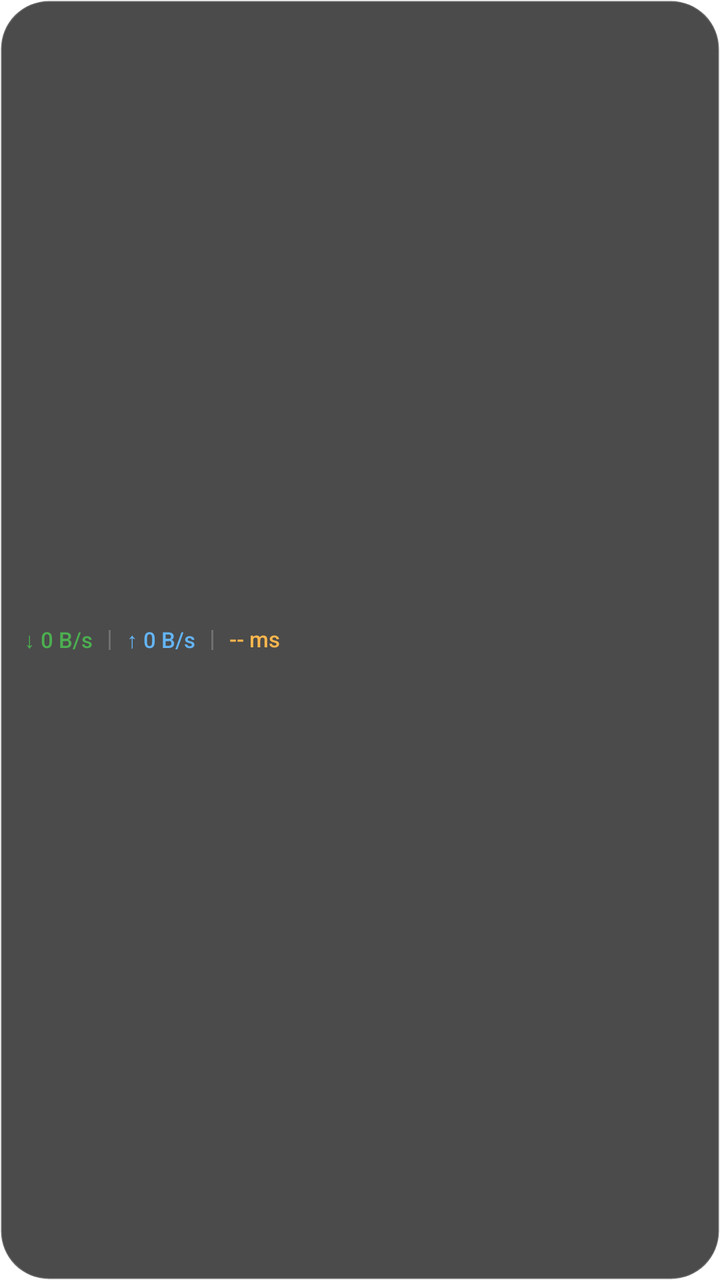
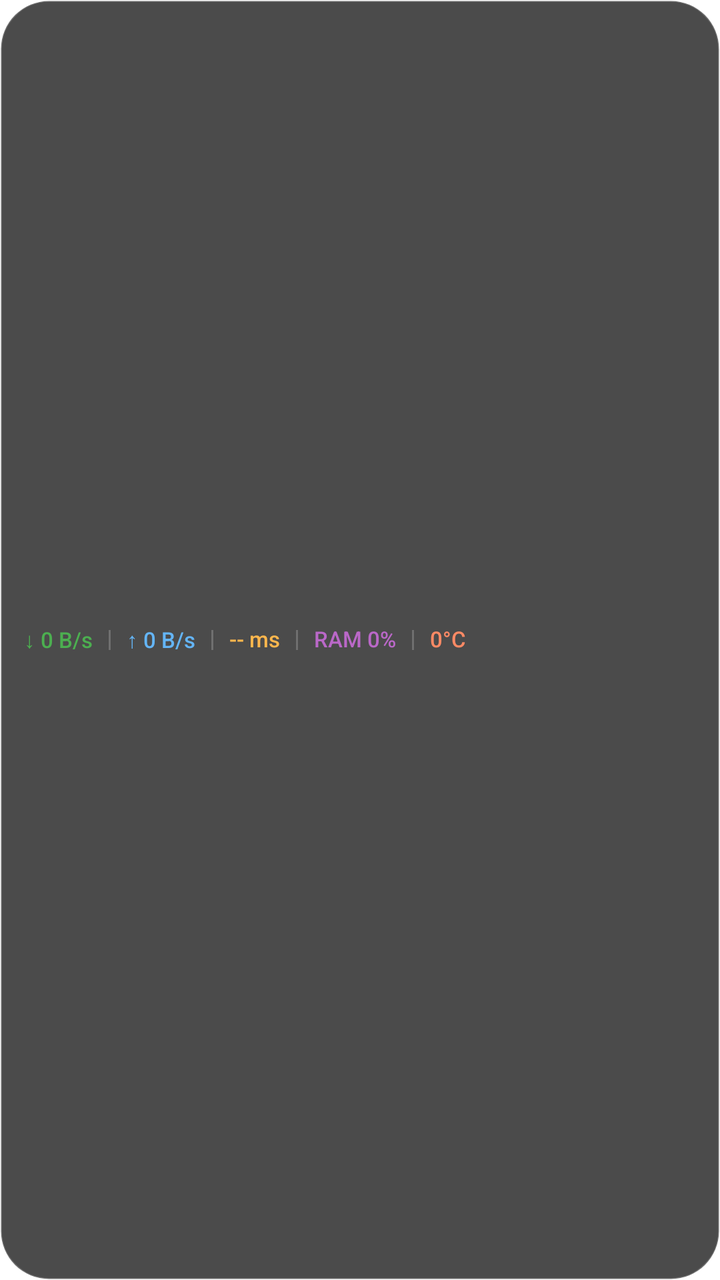

Compare the two renders of this Android layout. The source of the first and the diff that turns it into the second are given below.
<!-- AndroidManifest.xml: fallback theme Theme.MaterialComponents.DayNight.NoActionBar -->
<!-- res/layout/layout_floating_widget.xml -->
<?xml version="1.0" encoding="utf-8"?>
<LinearLayout xmlns:android="http://schemas.android.com/apk/res/android"
    android:id="@+id/rootFloatingPill"
    android:layout_width="wrap_content"
    android:layout_height="wrap_content"
    android:background="@drawable/bg_floating_pill"
    android:orientation="horizontal"
    android:gravity="center_vertical"
    android:paddingStart="12dp"
    android:paddingTop="6dp"
    android:paddingEnd="12dp"
    android:paddingBottom="6dp">

    
    <TextView
        android:id="@+id/tvDownload"
        android:layout_width="wrap_content"
        android:layout_height="wrap_content"
        android:includeFontPadding="false"
        android:text="↓ 0 B/s"
        android:textColor="#4CAF50"
        android:textSize="11sp"
        android:fontFamily="sans-serif-medium" />

    
    <View
        android:layout_width="1dp"
        android:layout_height="10dp"
        android:layout_marginStart="8dp"
        android:layout_marginEnd="8dp"
        android:background="#33FFFFFF" />

    
    <TextView
        android:id="@+id/tvUpload"
        android:layout_width="wrap_content"
        android:layout_height="wrap_content"
        android:includeFontPadding="false"
        android:text="↑ 0 B/s"
        android:textColor="#64B5F6"
        android:textSize="11sp"
        android:fontFamily="sans-serif-medium" />

    
    <View
        android:layout_width="1dp"
        android:layout_height="10dp"
        android:layout_marginStart="8dp"
        android:layout_marginEnd="8dp"
        android:background="#33FFFFFF" />

    
    <TextView
        android:id="@+id/tvPing"
        android:layout_width="wrap_content"
        android:layout_height="wrap_content"
        android:includeFontPadding="false"
        android:text="-- ms"
        android:textColor="#FFB74D"
        android:textSize="11sp"
        android:fontFamily="sans-serif-medium" />

</LinearLayout>
<!-- resources referenced by this layout -->
<resources>
  <!-- drawable bg_floating_pill (drawable) -->
  <?xml version="1.0" encoding="utf-8"?>
  <shape xmlns:android="http://schemas.android.com/apk/res/android"
      android:shape="rectangle">
  
      
      <solid android:color="#CC1E1E1E" />
  
      
      <stroke
          android:width="1dp"
          android:color="#33FFFFFF" />
  
      
      <corners android:radius="24dp" />
  
  </shape>
</resources>

<!-- the commit's change to res/layout/layout_floating_widget.xml (unified diff, before → after) -->
@@ -22,8 +22,8 @@
         android:textSize="11sp"
         android:fontFamily="sans-serif-medium" />
 
-    
     <View
+        android:id="@+id/sepDownload"
         android:layout_width="1dp"
         android:layout_height="10dp"
         android:layout_marginStart="8dp"
@@ -41,8 +41,8 @@
         android:textSize="11sp"
         android:fontFamily="sans-serif-medium" />
 
-    
     <View
+        android:id="@+id/sepUpload"
         android:layout_width="1dp"
         android:layout_height="10dp"
         android:layout_marginStart="8dp"
@@ -60,4 +60,42 @@
         android:textSize="11sp"
         android:fontFamily="sans-serif-medium" />
 
+    <View
+        android:id="@+id/sepPing"
+        android:layout_width="1dp"
+        android:layout_height="10dp"
+        android:layout_marginStart="8dp"
+        android:layout_marginEnd="8dp"
+        android:background="#33FFFFFF" />
+
+    
+    <TextView
+        android:id="@+id/tvRam"
+        android:layout_width="wrap_content"
+        android:layout_height="wrap_content"
+        android:includeFontPadding="false"
+        android:text="RAM 0%"
+        android:textColor="#BA68C8"
+        android:textSize="11sp"
+        android:fontFamily="sans-serif-medium" />
+
+    <View
+        android:id="@+id/sepRam"
+        android:layout_width="1dp"
+        android:layout_height="10dp"
+        android:layout_marginStart="8dp"
+        android:layout_marginEnd="8dp"
+        android:background="#33FFFFFF" />
+
+    
+    <TextView
+        android:id="@+id/tvTemp"
+        android:layout_width="wrap_content"
+        android:layout_height="wrap_content"
+        android:includeFontPadding="false"
+        android:text="0°C"
+        android:textColor="#FF8A65"
+        android:textSize="11sp"
+        android:fontFamily="sans-serif-medium" />
+
 </LinearLayout>
